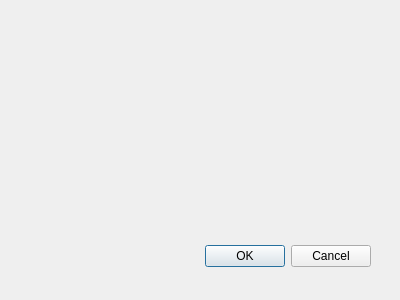
First picture: the form in batch_vector_layer_saver_dialog_base.ui, repository riccardoklinger/batch-vector-layer-saver, before the edit.
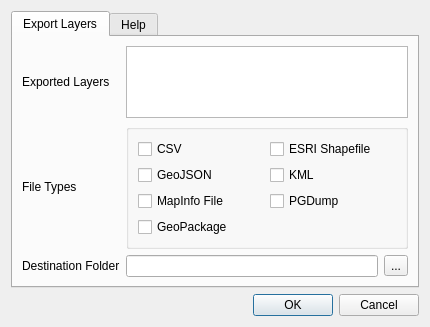
Second picture: the form after the edit.

What changed in the file:
```diff
--- a/batch_vector_layer_saver_dialog_base.ui
+++ b/batch_vector_layer_saver_dialog_base.ui
@@ -1,33 +1,170 @@
-<ui version="4.0" >
- <class>BatchVectorLayerSaverDialogBase</class>
- <widget class="QDialog" name="BatchVectorLayerSaverDialogBase" >
-  <property name="geometry" >
+<?xml version="1.0" encoding="UTF-8"?>
+<ui version="4.0">
+ <class>LayerSaverDialogBase</class>
+ <widget class="QDialog" name="LayerSaverDialogBase">
+  <property name="geometry">
    <rect>
     <x>0</x>
     <y>0</y>
-    <width>400</width>
-    <height>300</height>
+    <width>430</width>
+    <height>325</height>
    </rect>
   </property>
   <property name="windowTitle" >
    <string>Batch Vector Layer Saver</string>
   </property>
-  <widget class="QDialogButtonBox" name="button_box" >
-   <property name="geometry" >
-    <rect>
-     <x>30</x>
-     <y>240</y>
-     <width>341</width>
-     <height>32</height>
-    </rect>
-   </property>
-   <property name="orientation" >
-    <enum>Qt::Horizontal</enum>
-   </property>
-   <property name="standardButtons" >
-    <set>QDialogButtonBox::Cancel|QDialogButtonBox::Ok</set>
-   </property>
-  </widget>
+  <layout class="QGridLayout" name="gridLayout">
+   <item row="0" column="0">
+    <widget class="QTabWidget" name="tabWidget">
+     <property name="currentIndex">
+      <number>0</number>
+     </property>
+     <widget class="QWidget" name="tab">
+      <attribute name="title">
+       <string>Export Layers</string>
+      </attribute>
+      <layout class="QGridLayout" name="gridLayout_2">
+       <item row="2" column="2">
+        <widget class="QToolButton" name="toolButton">
+         <property name="toolTip">
+          <string>Set destination folder</string>
+         </property>
+         <property name="text">
+          <string>...</string>
+         </property>
+        </widget>
+       </item>
+       <item row="2" column="1">
+        <widget class="QLineEdit" name="lineEdit">
+         <property name="toolTip">
+          <string>Set destination folder</string>
+         </property>
+        </widget>
+       </item>
+       <item row="0" column="0">
+        <widget class="QLabel" name="label">
+         <property name="text">
+          <string>Exported Layers</string>
+         </property>
+        </widget>
+       </item>
+       <item row="2" column="0">
+        <widget class="QLabel" name="label_2">
+         <property name="text">
+          <string>Destination Folder</string>
+         </property>
+        </widget>
+       </item>
+       <item row="0" column="1" colspan="2">
+        <widget class="QListWidget" name="listWidget">
+         <property name="toolTip">
+          <string>These layers will all be exported</string>
+         </property>
+         <property name="selectionMode">
+          <enum>QAbstractItemView::NoSelection</enum>
+         </property>
+         <property name="sortingEnabled">
+          <bool>true</bool>
+         </property>
+        </widget>
+       </item>
+       <item row="1" column="1" colspan="2">
+        <widget class="QGroupBox" name="groupBox">
+         <property name="toolTip">
+          <string>File types to export</string>
+         </property>
+         <layout class="QGridLayout" name="gridLayout_4">
+          <item row="0" column="0">
+           <widget class="QCheckBox" name="checkBox_csv">
+            <property name="text">
+             <string>CSV</string>
+            </property>
+           </widget>
+          </item>
+          <item row="2" column="0">
+           <widget class="QCheckBox" name="checkBox_geojson">
+            <property name="text">
+             <string>GeoJSON</string>
+            </property>
+           </widget>
+          </item>
+          <item row="0" column="1">
+           <widget class="QCheckBox" name="checkBox_shp">
+            <property name="text">
+             <string>ESRI Shapefile</string>
+            </property>
+           </widget>
+          </item>
+          <item row="2" column="1">
+           <widget class="QCheckBox" name="checkBox_kml">
+            <property name="text">
+             <string>KML</string>
+            </property>
+           </widget>
+          </item>
+          <item row="3" column="1">
+           <widget class="QCheckBox" name="checkBox_pgdump">
+            <property name="text">
+             <string>PGDump</string>
+            </property>
+           </widget>
+          </item>
+          <item row="3" column="0">
+           <widget class="QCheckBox" name="checkBox_tab">
+            <property name="text">
+             <string>MapInfo File</string>
+            </property>
+           </widget>
+          </item>
+          <item row="4" column="0">
+           <widget class="QCheckBox" name="checkBox_gpkg">
+            <property name="text">
+             <string>GeoPackage</string>
+            </property>
+           </widget>
+          </item>
+         </layout>
+        </widget>
+       </item>
+       <item row="1" column="0">
+        <widget class="QLabel" name="label_4">
+         <property name="text">
+          <string>File Types</string>
+         </property>
+        </widget>
+       </item>
+      </layout>
+     </widget>
+     <widget class="QWidget" name="tab_2">
+      <attribute name="title">
+       <string>Help</string>
+      </attribute>
+      <layout class="QGridLayout" name="gridLayout_3">
+       <item row="0" column="0">
+        <widget class="QLabel" name="label_3">
+         <property name="text">
+          <string>&lt;html&gt;&lt;head/&gt;&lt;body&gt;&lt;p&gt;&lt;span style=&quot; font-weight:600; text-decoration: underline;&quot;&gt;Exported Layers&lt;/span&gt;&lt;/p&gt;&lt;p&gt;All vector layers open in QGIS will be exported.&lt;/p&gt;&lt;p&gt;&lt;span style=&quot; font-weight:600; text-decoration: underline;&quot;&gt;Destination Folders&lt;/span&gt;&lt;/p&gt;&lt;p&gt;Selected filetypes will be exported to separate sub-folders in the destination folder. The sub-folders will be named by filetype and will be created if they do not exist already.&lt;/p&gt;&lt;/body&gt;&lt;/html&gt;</string>
+         </property>
+         <property name="wordWrap">
+          <bool>true</bool>
+         </property>
+        </widget>
+       </item>
+      </layout>
+     </widget>
+    </widget>
+   </item>
+   <item row="2" column="0">
+    <widget class="QDialogButtonBox" name="button_box">
+     <property name="orientation">
+      <enum>Qt::Horizontal</enum>
+     </property>
+     <property name="standardButtons">
+      <set>QDialogButtonBox::Cancel|QDialogButtonBox::Ok</set>
+     </property>
+    </widget>
+   </item>
+  </layout>
  </widget>
  <resources/>
  <connections>
```
Left out of the diff: 32 changed lines with no effect on the pictures.
